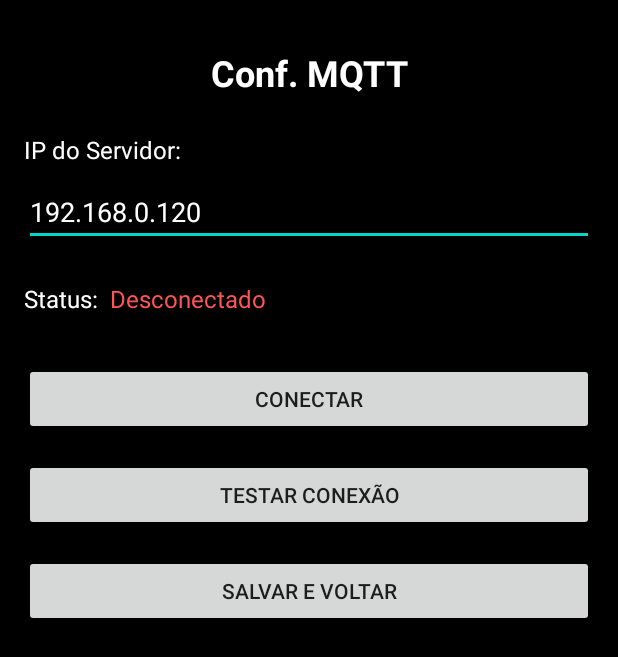
After one commit to viniciusvidal2/ai-apps-5g, an Android app: the MqttConfigActivity screen opened directly, with no data from a screen before it, on a phone screen of 412 x 824 dp. The commit adds this screen. Shown: the top 657 px of the screen. Run offline under Robolectric (Android 15) with nearby library versions, the phone set to English and light mode, and no system bars; 3 statements that could not run were skipped.

Commit message:
Wearable APP - Samsung - v 0.0.3- MQTT Funcionando.

```diff
--- /dev/null
+++ b/wearable/APP_5G_layout/app/src/main/java/com/projetosae5g/app_5g_layout/MqttConfigActivity.kt
@@ -0,0 +1,140 @@
+package com.projetosae5g.app_5g_layout
+
+import android.content.Context
+import android.content.SharedPreferences
+import android.os.Bundle
+import android.util.Log
+import android.widget.Button
+import android.widget.EditText
+import android.widget.TextView
+import android.widget.Toast
+import androidx.activity.ComponentActivity
+
+class MqttConfigActivity : ComponentActivity(), MqttHandler.ConnectionStatusListener {
+
+    private lateinit var editTextServerIp: EditText
+    private lateinit var textViewConnectionStatus: TextView
+    private lateinit var buttonConnect: Button
+    private lateinit var buttonTestConnection: Button
+    private lateinit var buttonSave: Button
+
+    private lateinit var sharedPreferences: SharedPreferences
+    private lateinit var mqttHandler: MqttHandler
+
+    override fun onCreate(savedInstanceState: Bundle?) {
+        super.onCreate(savedInstanceState)
+        setContentView(R.layout.activity_mqtt_config)
+
+        // Inicializar referências de UI
+        editTextServerIp = findViewById(R.id.editTextServerIp)
+        textViewConnectionStatus = findViewById(R.id.textViewConnectionStatus)
+        buttonConnect = findViewById(R.id.buttonConnect)
+        buttonTestConnection = findViewById(R.id.buttonTestConnection)
+        buttonSave = findViewById(R.id.buttonSave)
+
+        // Inicializar SharedPreferences
+        sharedPreferences = getSharedPreferences("mqtt_settings", Context.MODE_PRIVATE)
+
+        // Carregar o IP salvo
+        val savedIp = sharedPreferences.getString("server_ip", "192.168.0.120")
+        editTextServerIp.setText(savedIp)
+
+        // Inicializar MqttHandler
+        mqttHandler = (application as MainApplication).mqttHandler
+        mqttHandler.addConnectionStatusListener(this)
+
+        // Atualizar UI com status de conexão atual
+        updateConnectionStatus(mqttHandler.isConnected())
+
+        // Configurar botão de conexão
+        buttonConnect.setOnClickListener {
+            val ip = editTextServerIp.text.toString().trim()
+            if (ip.isNotEmpty()) {
+                if (mqttHandler.isConnected()) {
+                    try {
+                        mqttHandler.disconnect()
+                        buttonConnect.text = "Conectar"
+                    } catch (e: Exception) {
+                        Log.e("MqttConfigActivity", "Erro ao desconectar", e)
+                        Toast.makeText(this, "Erro ao desconectar: ${e.message}", Toast.LENGTH_SHORT).show()
+                    }
+                } else {
+                    mqttHandler.updateServerIp(ip)
+                    try {
+                        mqttHandler.connect()
+                        buttonConnect.text = "Desconectar"
+                    } catch (e: Exception) {
+                        Log.e("MqttConfigActivity", "Erro ao conectar", e)
+                        Toast.makeText(this, "Erro ao conectar: ${e.message}", Toast.LENGTH_SHORT).show()
+                    }
+                }
+            }
+        }
+
+        // Configurar botão de teste de conexão
+        buttonTestConnection.setOnClickListener {
+            val ip = editTextServerIp.text.toString().trim()
+            if (ip.isNotEmpty()) {
+                // Atualizar IP e tentar conectar temporariamente
+                mqttHandler.updateServerIp(ip)
+                Toast.makeText(this, "Testando conexão com $ip...", Toast.LENGTH_SHORT).show()
+
+                try {
+                    // Se já estiver conectado, desconecta primeiro para testar novamente
+                    if (mqttHandler.isConnected()) {
+                        mqttHandler.disconnect()
+                    }
+
+                    // Tentar conectar
+                    mqttHandler.connect()
+
+                    // Mostrar resultado (o status será atualizado pelo listener)
+                    Toast.makeText(this, "Conexão iniciada, aguarde...", Toast.LENGTH_SHORT).show()
+                } catch (e: Exception) {
+                    Log.e("MqttConfigActivity", "Erro ao testar conexão", e)
+                    Toast.makeText(this, "Erro ao testar: ${e.message}", Toast.LENGTH_SHORT).show()
+                }
+            }
+        }
+
+        // Configurar botão de salvar
+        buttonSave.setOnClickListener {
+            val ip = editTextServerIp.text.toString().trim()
+            if (ip.isNotEmpty()) {
+                // Salvar nas preferências
+                sharedPreferences.edit().putString("server_ip", ip).apply()
+
+                // Atualizar o handler MQTT
+                mqttHandler.updateServerIp(ip)
+
+                Toast.makeText(this, "Configuração salva", Toast.LENGTH_SHORT).show()
+
+                // Voltar para a tela anterior
+                finish()
+            }
+        }
+    }
+
+    override fun onDestroy() {
+        super.onDestroy()
+        mqttHandler.removeConnectionStatusListener(this)
+    }
+
+    override fun onConnectionStatusChanged(connected: Boolean) {
+        updateConnectionStatus(connected)
+    }
+
+    private fun updateConnectionStatus(connected: Boolean) {
+        runOnUiThread {
+            if (connected) {
+                textViewConnectionStatus.text = "Conectado"
+                textViewConnectionStatus.setTextColor(resources.getColor(android.R.color.holo_green_light, theme))
+                buttonConnect.text = "Desconectar"
+            } else {
+                textViewConnectionStatus.text = "Desconectado"
+                textViewConnectionStatus.setTextColor(resources.getColor(android.R.color.holo_red_light, theme))
+                buttonConnect.text = "Conectar"
+            }
+        }
+    }
+}
--- /dev/null
+++ b/wearable/APP_5G_layout/app/src/main/res/layout/activity_mqtt_config.xml
@@ -0,0 +1,107 @@
+<?xml version="1.0" encoding="utf-8"?>
+<ScrollView
+    xmlns:android="http://schemas.android.com/apk/res/android"
+    xmlns:app="http://schemas.android.com/apk/res-auto"
+    xmlns:tools="http://schemas.android.com/tools"
+    android:layout_width="match_parent"
+    android:layout_height="match_parent"
+    android:background="@android:color/black"
+    android:fillViewport="true">
+
+    <androidx.constraintlayout.widget.ConstraintLayout
+        android:layout_width="match_parent"
+        android:layout_height="wrap_content"
+        android:padding="16dp"
+        tools:context=".MqttConfigActivity">
+
+        <TextView
+            android:id="@+id/textViewTitle"
+            android:layout_width="wrap_content"
+            android:layout_height="wrap_content"
+            android:text="Conf. MQTT"
+            android:textColor="@android:color/white"
+            android:textSize="24sp"
+            android:textStyle="bold"
+            android:layout_marginTop="16dp"
+            app:layout_constraintTop_toTopOf="parent"
+            app:layout_constraintStart_toStartOf="parent"
+            app:layout_constraintEnd_toEndOf="parent" />
+
+        <TextView
+            android:id="@+id/textViewIpLabel"
+            android:layout_width="wrap_content"
+            android:layout_height="wrap_content"
+            android:text="IP do Servidor:"
+            android:textColor="@android:color/white"
+            android:textSize="16sp"
+            android:layout_marginTop="24dp"
+            app:layout_constraintTop_toBottomOf="@id/textViewTitle"
+            app:layout_constraintStart_toStartOf="parent" />
+
+        <EditText
+            android:id="@+id/editTextServerIp"
+            android:layout_width="match_parent"
+            android:layout_height="wrap_content"
+            android:text="192.168.0.120"
+            android:textColor="@android:color/white"
+            android:inputType="text"
+            android:layout_marginTop="8dp"
+            app:layout_constraintTop_toBottomOf="@id/textViewIpLabel"
+            app:layout_constraintStart_toStartOf="parent"
+            app:layout_constraintEnd_toEndOf="parent" />
+
+        <TextView
+            android:id="@+id/textViewStatusLabel"
+            android:layout_width="wrap_content"
+            android:layout_height="wrap_content"
+            android:text="Status:"
+            android:textColor="@android:color/white"
+            android:textSize="16sp"
+            android:layout_marginTop="24dp"
+            app:layout_constraintTop_toBottomOf="@id/editTextServerIp"
+            app:layout_constraintStart_toStartOf="parent" />
+
+        <TextView
+            android:id="@+id/textViewConnectionStatus"
+            android:layout_width="wrap_content"
+            android:layout_height="wrap_content"
+            android:text="Desconectado"
+            android:textColor="#FF5555"
+            android:textSize="16sp"
+            android:layout_marginStart="8dp"
+            app:layout_constraintTop_toTopOf="@id/textViewStatusLabel"
+            app:layout_constraintStart_toEndOf="@id/textViewStatusLabel" />
+
+        <Button
+            android:id="@+id/buttonConnect"
+            android:layout_width="match_parent"
+            android:layout_height="wrap_content"
+            android:text="Conectar"
+            android:layout_marginTop="32dp"
+            app:layout_constraintTop_toBottomOf="@id/textViewStatusLabel"
+            app:layout_constraintStart_toStartOf="parent"
+            app:layout_constraintEnd_toEndOf="parent" />
+
+        <Button
+            android:id="@+id/buttonTestConnection"
+            android:layout_width="match_parent"
+            android:layout_height="wrap_content"
+            android:text="Testar Conexão"
+            android:layout_marginTop="16dp"
+            app:layout_constraintTop_toBottomOf="@id/buttonConnect"
+            app:layout_constraintStart_toStartOf="parent"
+            app:layout_constraintEnd_toEndOf="parent" />
+
+        <Button
+            android:id="@+id/buttonSave"
+            android:layout_width="match_parent"
+            android:layout_height="wrap_content"
+            android:text="Salvar e Voltar"
+            android:layout_marginTop="16dp"
+            android:layout_marginBottom="16dp"
+            app:layout_constraintTop_toBottomOf="@id/buttonTestConnection"
+            app:layout_constraintStart_toStartOf="parent"
+            app:layout_constraintEnd_toEndOf="parent" />
+
+    </androidx.constraintlayout.widget.ConstraintLayout>
+</ScrollView>
--- a/wearable/APP_5G_layout/app/src/main/res/values-night/themes.xml
+++ b/wearable/APP_5G_layout/app/src/main/res/values-night/themes.xml
@@ -1,6 +1,6 @@
 <resources xmlns:tools="http://schemas.android.com/tools">
     <!-- Base application theme. -->
-    <style name="Base.Theme.APP_5G_layout" parent="Theme.Material3.DayNight.NoActionBar">
+    <style name="Base.Theme.APP_5G_layout" parent="Theme.MaterialComponents.DayNight.NoActionBar">
         <!-- Customize your dark theme here. -->
         <!-- <item name="colorPrimary">@color/my_dark_primary</item> -->
     </style>
--- a/wearable/APP_5G_layout/app/src/main/res/values/themes.xml
+++ b/wearable/APP_5G_layout/app/src/main/res/values/themes.xml
@@ -1,6 +1,6 @@
 <resources xmlns:tools="http://schemas.android.com/tools">
     <!-- Base application theme. -->
-    <style name="Base.Theme.APP_5G_layout" parent="Theme.Material3.DayNight.NoActionBar">
+    <style name="Base.Theme.APP_5G_layout" parent="Theme.MaterialComponents.DayNight.NoActionBar">
         <!-- Customize your light theme here. -->
         <!-- <item name="colorPrimary">@color/my_light_primary</item> -->
     </style>
--- a/wearable/APP_5G_layout/gradle.properties
+++ b/wearable/APP_5G_layout/gradle.properties
@@ -21,3 +21,5 @@ kotlin.code.style=official
 # resources declared in the library itself and none from the library's dependencies,
 # thereby reducing the size of the R class for that library
 android.nonTransitiveRClass=true
+# Suprimir aviso de compileSdk incompatível
+android.suppressUnsupportedCompileSdk=35
```
Also changed, not shown: wearable/APP_5G_layout/app/build.gradle.kts (+59 -30 lines), wearable/APP_5G_layout/app/src/main/AndroidManifest.xml (+16 -0 lines), wearable/APP_5G_layout/app/src/main/java/com/projetosae5g/app_5g_layout/MainActivity.kt (+34 -0 lines), wearable/APP_5G_layout/app/src/main/java/com/projetosae5g/app_5g_layout/MainApplication.kt (added, +76 -0 lines), wearable/APP_5G_layout/app/src/main/java/com/projetosae5g/app_5g_layout/MqttHandler.kt (added, +179 -0 lines), wearable/APP_5G_layout/app/src/main/res/layout/activity_main.xml (+22 -3 lines).
